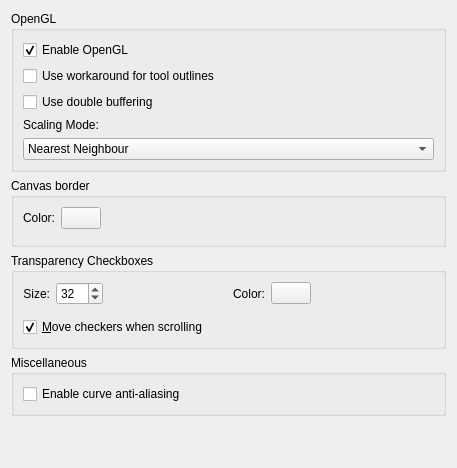
Before: the Qt Designer form krita/ui/forms/wdgdisplaysettings.ui in KDE/krita, drawn with Qt 5.
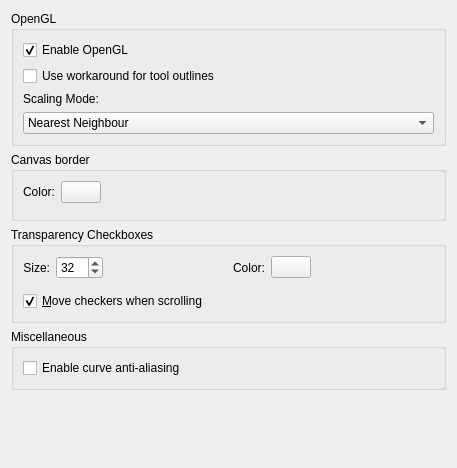
After: the same form once the commit is applied. Custom widgets are drawn as their Qt base class.

Commit message: remove option to enable double-buffering

Patch:
```diff
--- a/krita/ui/forms/wdgdisplaysettings.ui
+++ b/krita/ui/forms/wdgdisplaysettings.ui
@@ -177,14 +177,14 @@
       <string>OpenGL</string>
      </property>
      <layout class="QGridLayout">
-      <item row="4" column="0">
+      <item row="3" column="0">
        <widget class="QLabel" name="label">
         <property name="text">
          <string>Scaling Mode:</string>
         </property>
        </widget>
       </item>
-      <item row="5" column="0">
+      <item row="4" column="0">
        <widget class="QComboBox" name="cmbFilterMode">
         <property name="currentIndex">
          <number>0</number>
@@ -244,16 +244,6 @@
         </property>
        </widget>
       </item>
-      <item row="3" column="0">
-       <widget class="QCheckBox" name="cbUseDoubleBuffering">
-        <property name="toolTip">
-         <string>Depending on your graphics card and drivers, using double buffering might cause tearing or fix it.</string>
-        </property>
-        <property name="text">
-         <string>Use double buffering</string>
-        </property>
-       </widget>
-      </item>
      </layout>
     </widget>
    </item>
```
The commit also changes 5 other files.
